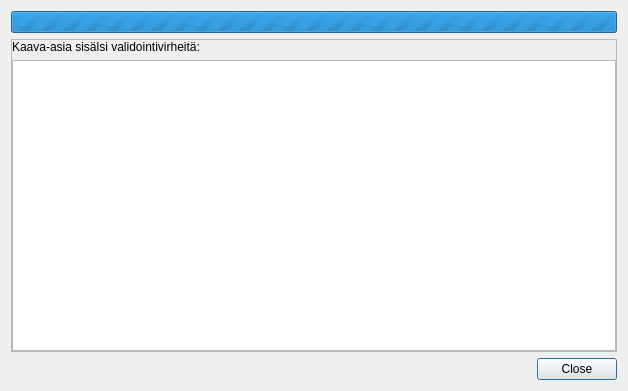
Before: the Qt Designer form arho_feature_template/gui/dialogs/post_plan.ui in GispoCoding/arho-qgis-plugin, drawn with Qt 5.
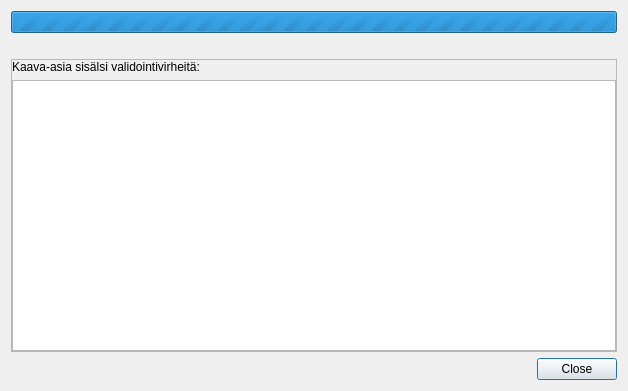
After: the same form once the commit is applied. Custom widgets are drawn as their Qt base class.

Commit message: Show the job status in the import, copy and post dialogs and keep them open while it runs

```diff
--- a/arho_feature_template/gui/dialogs/post_plan.ui
+++ b/arho_feature_template/gui/dialogs/post_plan.ui
@@ -39,6 +39,13 @@
      </property>
     </widget>
    </item>
+   <item>
+    <widget class="QLabel" name="label_job_status">
+     <property name="alignment">
+      <set>Qt::AlignCenter</set>
+     </property>
+    </widget>
+   </item>
    <item>
     <widget class="QFrame" name="validation_error_frame">
      <property name="frameShape">
```
The commit also changes 10 other files.
